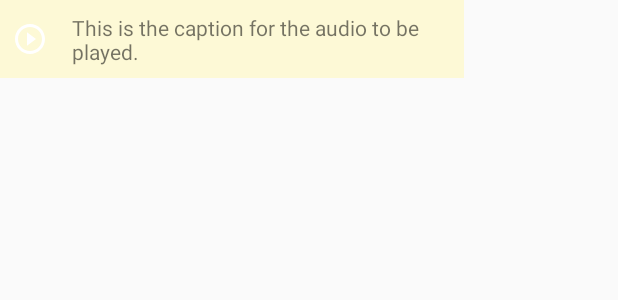
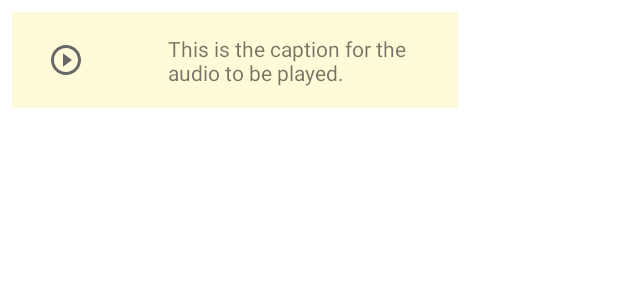
Before and after one commit to mrinalpathak16/RecyclerViewDemo, an Android app: the layout list_item_three.xml on its own in the app's theme, with its tools: preview values and no code run, on a phone screen of 412 x 824 dp. Shown: the top 300 px of the screen. Run offline under Robolectric (Android 15) with nearby library versions, the phone set to English and light mode, and no system bars.

Commit message:
initial commit.

```diff
--- a/app/src/main/res/layout/list_item_main.xml
+++ b/app/src/main/res/layout/list_item_main.xml
@@ -4,6 +4,7 @@
     xmlns:tools="http://schemas.android.com/tools"
     android:layout_width="match_parent"
     android:layout_height="wrap_content"
+    android:layout_margin="8dp"
     android:background="#5EAFFB55">
 
     <de.hdodenhof.circleimageview.CircleImageView
--- a/app/src/main/res/layout/list_item_one.xml
+++ b/app/src/main/res/layout/list_item_one.xml
@@ -3,7 +3,8 @@
     xmlns:app="http://schemas.android.com/apk/res-auto"
     xmlns:tools="http://schemas.android.com/tools"
     android:layout_width="match_parent"
-    android:layout_height="wrap_content">
+    android:layout_height="wrap_content"
+    android:layout_margin="8dp">
 
     <View
         android:layout_width="0dp"
--- a/app/src/main/res/layout/list_item_three.xml
+++ b/app/src/main/res/layout/list_item_three.xml
@@ -3,7 +3,8 @@
     xmlns:app="http://schemas.android.com/apk/res-auto"
     xmlns:tools="http://schemas.android.com/tools"
     android:layout_width="match_parent"
-    android:layout_height="wrap_content">
+    android:layout_height="wrap_content"
+    android:layout_margin="8dp">
 
     <androidx.constraintlayout.widget.Guideline
         android:id="@+id/guideline4"
@@ -31,7 +32,9 @@
         android:layout_marginBottom="8dp"
         android:background="#00ffffff"
         app:icon="@drawable/ic_play"
+        app:iconTint="#686868"
         app:layout_constraintBottom_toBottomOf="parent"
+        app:layout_constraintDimensionRatio=""
         app:layout_constraintStart_toStartOf="parent"
         app:layout_constraintTop_toTopOf="parent" />
 
--- a/app/src/main/res/layout/list_item_two.xml
+++ b/app/src/main/res/layout/list_item_two.xml
@@ -3,7 +3,8 @@
     xmlns:app="http://schemas.android.com/apk/res-auto"
     xmlns:tools="http://schemas.android.com/tools"
     android:layout_width="match_parent"
-    android:layout_height="wrap_content">
+    android:layout_height="wrap_content"
+    android:layout_margin="8dp">
 
     <androidx.constraintlayout.widget.Guideline
         android:id="@+id/guideline3"
--- a/app/src/main/res/values/styles.xml
+++ b/app/src/main/res/values/styles.xml
@@ -1,7 +1,7 @@
 <resources>
 
     <!-- Base application theme. -->
-    <style name="AppTheme" parent="Theme.AppCompat.Light.DarkActionBar">
+    <style name="AppTheme" parent="Theme.MaterialComponents.Light.DarkActionBar">
         <!-- Customize your theme here. -->
         <item name="colorPrimary">@color/colorPrimary</item>
         <item name="colorPrimaryDark">@color/colorPrimaryDark</item>
```
